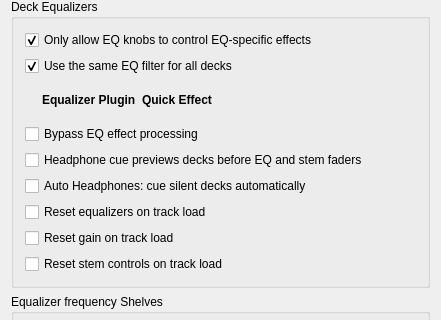
loopcreativeandy/mixxx-custom, file src/preferences/dialog/dlgprefmixerdlg.ui: the form before one commit; both pictures show x 0 to 441 and y 333 to 653 of the 441 by 948 pixel window.
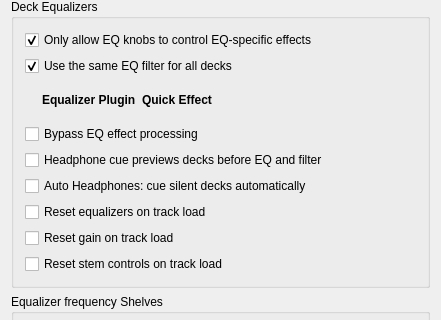
The form after the commit.

Commit message: CP108: headphone_pre_eq is EQ/filter-only; stems in the cue follow their faders unless their stem cue button is on

Diff of the .ui file:
```diff
--- a/src/preferences/dialog/dlgprefmixerdlg.ui
+++ b/src/preferences/dialog/dlgprefmixerdlg.ui
@@ -294,7 +294,7 @@
          <string>When checked, the headphone cue (PFL) previews decks before their EQ and filter, and stems before the stem faders, mutes and effects. You hear the raw track even with the EQs killed or stems faded down. The main and booth outputs are not affected.</string>
         </property>
         <property name="text">
-         <string>Headphone cue previews decks before EQ and stem faders</string>
+         <string>Headphone cue previews decks before EQ and filter</string>
         </property>
        </widget>
       </item>
```
Left out of the diff: 2 changed lines with no effect on the pictures. The commit also changes 1 other file.
